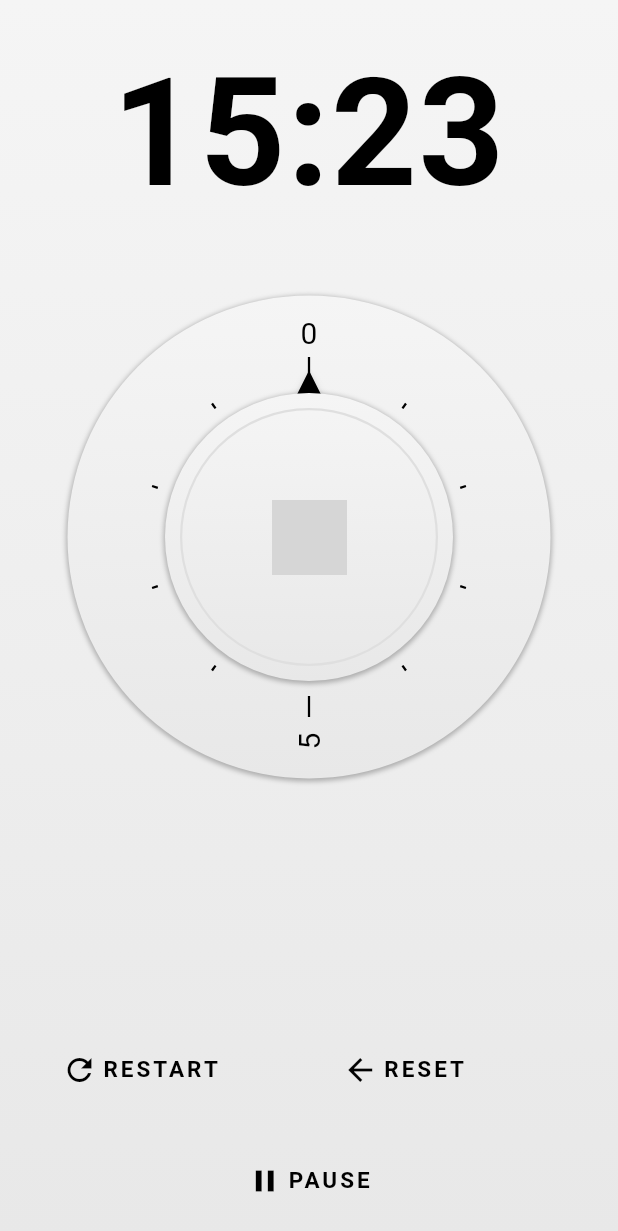
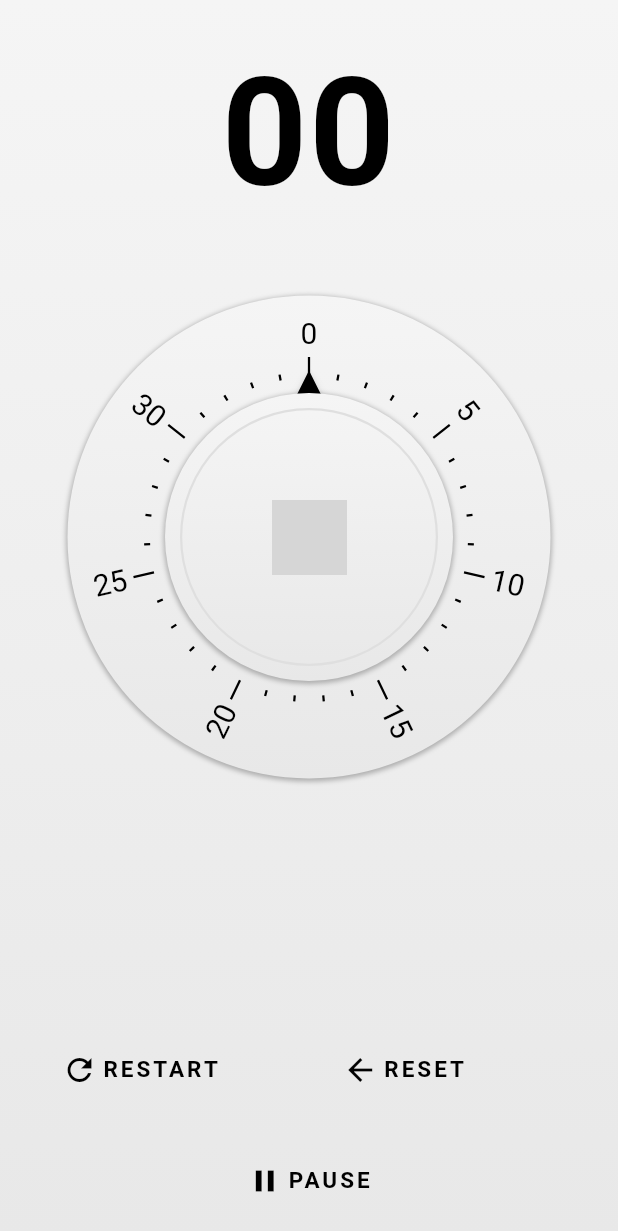
Before and after one commit to aniketkishore100/Timegg, a Flutter app: the screen it shows after launch, on a phone screen of 412 x 824 dp. Shown: the top 1231 px of the screen. Run offline on Flutter 3.47's test engine with Material 2 defaults, Android fonts, the phone set to English and light mode, and no system bars; missing offline and left inert: fluttery; network calls fail; Roboto replaces fonts that are missing (BebasNeue); grey boxes are pictures that could not be loaded.

Commit message:
Egg Timer Dispaly(Time)

```diff
--- a/lib/egg-timer.dart
+++ b/lib/egg-timer.dart
@@ -20,12 +20,13 @@ class EggTimer {
   set currentTime(newTime) {
     if (state == EggTimerState.ready) {
       _currentTime = newTime;
+      lastStartTime = currentTime;
     }
   }
 
   resume() {
     state = EggTimerState.running;
-    lastStartTime = currentTime;
+
     stopwatch.start();
     _tick();
   }
--- a/lib/egg_timer_display.dart
+++ b/lib/egg_timer_display.dart
@@ -1,17 +1,49 @@
+import 'package:egg_timer/egg-timer.dart';
 import 'package:flutter/material.dart';
+import 'package:intl/intl.dart';
 
 class EggTimerTimeDisplay extends StatefulWidget {
+  final eggTimerState;
+  final selectionTime;
+  final countdownTime;
+
+  EggTimerTimeDisplay({
+    this.eggTimerState,
+    this.selectionTime = const Duration(seconds: 0),
+    this.countdownTime = const Duration(seconds: 0),
+  });
   @override
   _EggTimerTimeDisplayState createState() => _EggTimerTimeDisplayState();
 }
 
 class _EggTimerTimeDisplayState extends State<EggTimerTimeDisplay> {
+  final DateFormat selectionTimeFormat = DateFormat('mm');
+  final DateFormat countdownTimeFormat = DateFormat('mm:ss');
+
+  get formattedSelectionTime {
+    DateTime dateTime = DateTime(
+        DateTime.now().year, 0, 0, 0, 0, widget.selectionTime.inSeconds);
+    return selectionTimeFormat.format(dateTime);
+  }
+
+  get formattedCountdownTime {
+    DateTime dateTime = DateTime(
+        DateTime.now().year, 0, 0, 0, 0, widget.countdownTime.inSeconds);
+    return countdownTimeFormat.format(dateTime);
+  }
+
   @override
   Widget build(BuildContext context) {
     return Padding(
       padding: const EdgeInsets.only(top: 30.0),
+      child: Stack(
+        alignment: Alignment.center,
+        children: [
+          Transform(
+            transform: Matrix4.translationValues(
+                0, widget.eggTimerState == EggTimerState.ready ? 0.0 : -200, 0),
             child: Text(
-                  '15:23',
+              formattedSelectionTime,
               textAlign: TextAlign.center,
               style: const TextStyle(
                 color: Colors.black,
@@ -21,6 +53,23 @@ class _EggTimerTimeDisplayState extends State<EggTimerTimeDisplay> {
                 letterSpacing: 1.0,
               ),
             ),
+          ),
+          Opacity(
+            opacity: widget.eggTimerState != EggTimerState.ready ? 1.0 : 0.0,
+            child: Text(
+              formattedCountdownTime,
+              textAlign: TextAlign.center,
+              style: const TextStyle(
+                color: Colors.black,
+                fontFamily: 'BebasNeue',
+                fontSize: 100.0,
+                fontWeight: FontWeight.bold,
+                letterSpacing: 1.0,
+              ),
+            ),
+          ),
+        ],
+      ),
     );
   }
 }
--- a/lib/main.dart
+++ b/lib/main.dart
@@ -23,7 +23,7 @@ class _MyAppState extends State<MyApp> {
   EggTimer eggTimer;
   _MyAppState() {
     eggTimer = new EggTimer(
-      maxTime: const Duration(minutes: 10),
+      maxTime: const Duration(minutes: 35),
       onTimerUpdate: _onTimerUpdate,
     );
   }
@@ -60,7 +60,11 @@ class _MyAppState extends State<MyApp> {
             )),
             child: Center(
               child: Column(children: [
-                EggTimerTimeDisplay(),
+                EggTimerTimeDisplay(
+                  eggTimerState: eggTimer.state,
+                  selectionTime: eggTimer.lastStartTime,
+                  countdownTime: eggTimer.currentTime,
+                ),
                 Container(
                   height: 50,
                 ),
--- a/pubspec.yaml
+++ b/pubspec.yaml
@@ -26,6 +26,7 @@ dependencies:
   # The following adds the Cupertino Icons font to your application.
   # Use with the CupertinoIcons class for iOS style icons.
   cupertino_icons: ^0.1.2
+  intl: "^0.15.2"
   fluttery: ^0.0.8
 
 dev_dependencies:
```
Also changed, not shown: pubspec.lock. Lines whose indentation alone changed are shown as unchanged.
